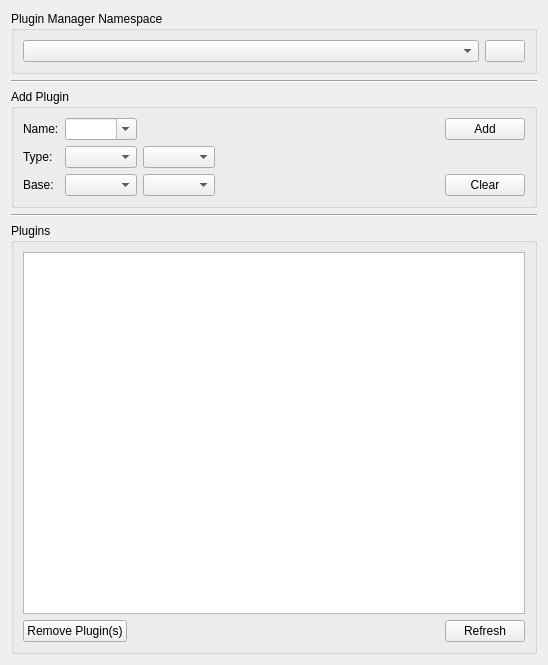
team-vigir/vigir_pluginlib, file vigir_plugin_manager/resource/plugin_manager.ui: the form before one commit.
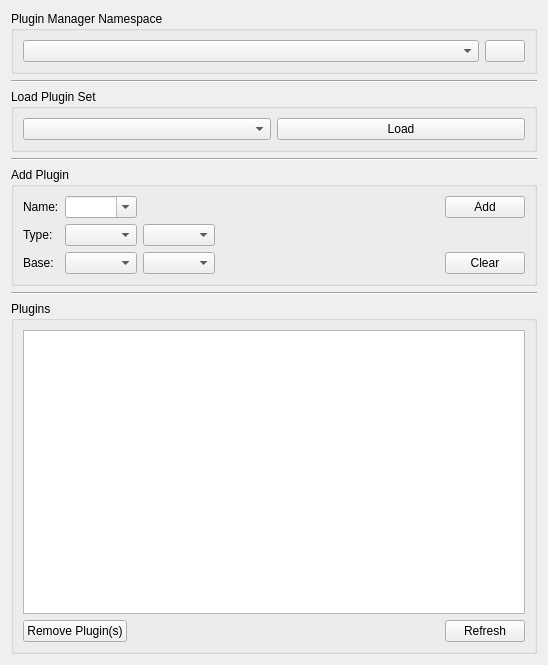
The form after the commit. Icons and pictures are not drawn.

Commit message: implemented filtering for add plugin section

Diff of the .ui file:
```diff
--- a/vigir_plugin_manager/resource/plugin_manager.ui
+++ b/vigir_plugin_manager/resource/plugin_manager.ui
@@ -22,7 +22,7 @@
   <property name="windowTitle">
    <string>Plugin Manager</string>
   </property>
-  <layout class="QVBoxLayout" name="verticalLayout_8" stretch="0,0,0,0,0">
+  <layout class="QVBoxLayout" name="verticalLayout_8" stretch="0,0,0,0,0,0,0">
    <item>
     <widget class="QGroupBox" name="groupBox_3">
      <property name="title">
@@ -57,6 +57,32 @@
      </layout>
     </widget>
    </item>
+   <item>
+    <widget class="Line" name="line_3">
+     <property name="orientation">
+      <enum>Qt::Horizontal</enum>
+     </property>
+    </widget>
+   </item>
+   <item>
+    <widget class="QGroupBox" name="groupBox_4">
+     <property name="title">
+      <string>Load Plugin Set</string>
+     </property>
+     <layout class="QHBoxLayout" name="horizontalLayout_4">
+      <item>
+       <widget class="QComboBox" name="loadPluginSetComboBox"/>
+      </item>
+      <item>
+       <widget class="QPushButton" name="loadPluginSetPushButton">
+        <property name="text">
+         <string>Load</string>
+        </property>
+       </widget>
+      </item>
+     </layout>
+    </widget>
+   </item>
    <item>
     <widget class="Line" name="line_2">
      <property name="orientation">
```
The commit also changes 1 other file.
